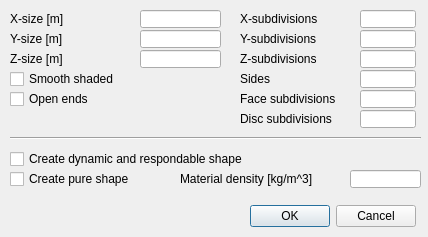
Above: ui/qdlgprimitives.ui from CoppeliaRobotics/coppeliaSimLib before the change. Below: the same form after it.
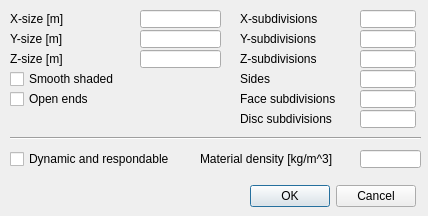
That is the form after the change.

Commit message: motion mode for kinematic joints, better (more logical) dynamic joints

Patch:
```diff
--- a/ui/qdlgprimitives.ui
+++ b/ui/qdlgprimitives.ui
@@ -7,7 +7,7 @@
     <x>0</x>
     <y>0</y>
     <width>428</width>
-    <height>237</height>
+    <height>216</height>
    </rect>
   </property>
   <property name="windowTitle">
@@ -223,22 +223,6 @@
     </rect>
    </property>
   </widget>
-  <widget class="QCheckBox" name="qqPure">
-   <property name="geometry">
-    <rect>
-     <x>10</x>
-     <y>170</y>
-     <width>161</width>
-     <height>18</height>
-    </rect>
-   </property>
-   <property name="focusPolicy">
-    <enum>Qt::StrongFocus</enum>
-   </property>
-   <property name="text">
-    <string>Create pure shape</string>
-   </property>
-  </widget>
   <widget class="QCheckBox" name="qqOpen">
    <property name="geometry">
     <rect>
@@ -275,7 +259,7 @@
    <property name="geometry">
     <rect>
      <x>15</x>
-     <y>200</y>
+     <y>180</y>
      <width>401</width>
      <height>32</height>
     </rect>
@@ -300,9 +284,9 @@
   <widget class="QLabel" name="label_10">
    <property name="geometry">
     <rect>
-     <x>180</x>
-     <y>170</y>
-     <width>171</width>
+     <x>200</x>
+     <y>150</y>
+     <width>161</width>
      <height>18</height>
     </rect>
    </property>
@@ -313,9 +297,9 @@
   <widget class="QLineEdit" name="qqDensity">
    <property name="geometry">
     <rect>
-     <x>350</x>
-     <y>170</y>
-     <width>71</width>
+     <x>360</x>
+     <y>150</y>
+     <width>61</width>
      <height>18</height>
     </rect>
    </property>
@@ -325,7 +309,7 @@
     <rect>
      <x>10</x>
      <y>150</y>
-     <width>311</width>
+     <width>171</width>
      <height>18</height>
     </rect>
    </property>
@@ -333,7 +317,7 @@
     <enum>Qt::StrongFocus</enum>
    </property>
    <property name="text">
-    <string>Create dynamic and respondable shape</string>
+    <string>Dynamic and respondable</string>
    </property>
   </widget>
  </widget>
```
Left out of the diff: 1 changed line with no effect on the pictures. The commit also changes 45 other files.
